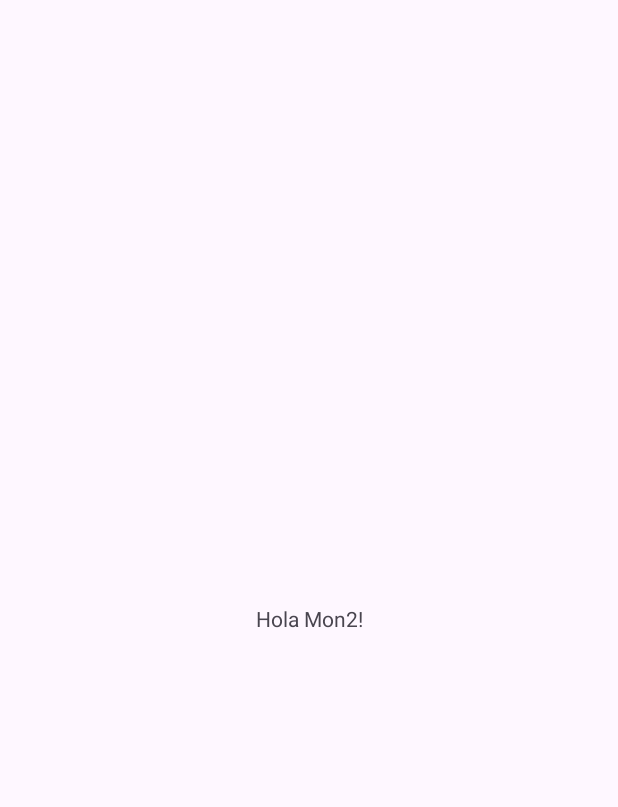
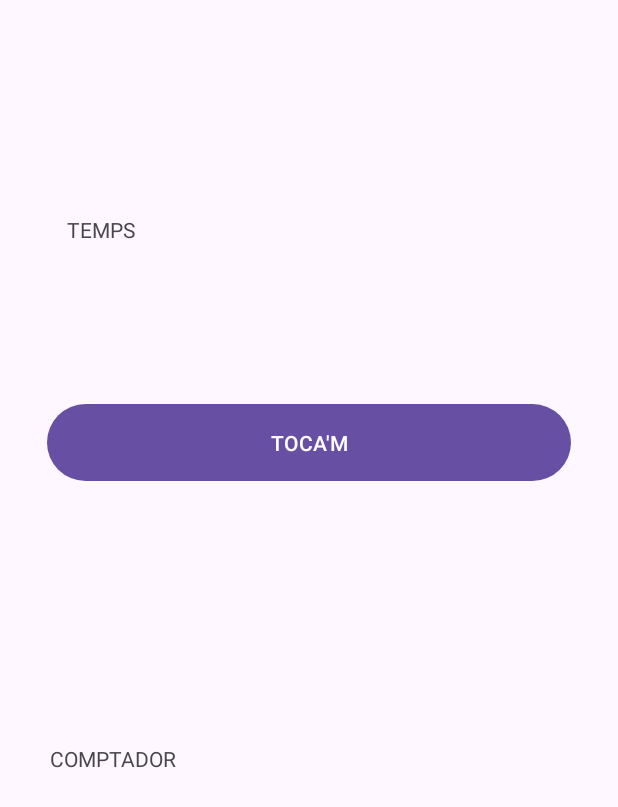
Before and after one commit to SergioBertomeu/Comptador, an Android app: the screen it shows after launch (MainActivity), on a phone screen of 412 x 824 dp. Before the commit the part shown is almost empty. Shown: the top 807 px of the screen. Run offline under Robolectric (Android 15) with nearby library versions, the phone set to English and light mode, and no system bars.

Commit message:
Crear el botor, el comptador i el temps

```diff
--- a/app/src/main/res/layout/activity_main.xml
+++ b/app/src/main/res/layout/activity_main.xml
@@ -7,12 +7,37 @@
     tools:context=".MainActivity">
 
     <TextView
-        android:layout_width="wrap_content"
-        android:layout_height="wrap_content"
-        android:text="Hola Mon2!"
+        android:id="@+id/textView"
+        android:layout_width="351dp"
+        android:layout_height="31dp"
+        android:text="TEMPS"
+        app:layout_constraintBottom_toBottomOf="parent"
+        app:layout_constraintEnd_toEndOf="parent"
+        app:layout_constraintHorizontal_bias="0.733"
+        app:layout_constraintStart_toStartOf="parent"
+        app:layout_constraintTop_toTopOf="parent"
+        app:layout_constraintVertical_bias="0.181" />
+
+    <Button
+        android:id="@+id/button"
+        android:layout_width="349dp"
+        android:layout_height="59dp"
+        android:text="TOCA'M"
         app:layout_constraintBottom_toBottomOf="parent"
         app:layout_constraintEnd_toEndOf="parent"
         app:layout_constraintStart_toStartOf="parent"
-        app:layout_constraintTop_toTopOf="parent" />
+        app:layout_constraintTop_toBottomOf="@+id/textView"
+        app:layout_constraintVertical_bias="0.154" />
+
+    <TextView
+        android:id="@+id/textView2"
+        android:layout_width="345dp"
+        android:layout_height="42dp"
+        android:text="COMPTADOR"
+        app:layout_constraintBottom_toBottomOf="parent"
+        app:layout_constraintEnd_toEndOf="parent"
+        app:layout_constraintStart_toStartOf="parent"
+        app:layout_constraintTop_toBottomOf="@+id/button"
+        app:layout_constraintVertical_bias="0.375" />
 
 </androidx.constraintlayout.widget.ConstraintLayout>
```
Also changed, not shown: 1 other file.
